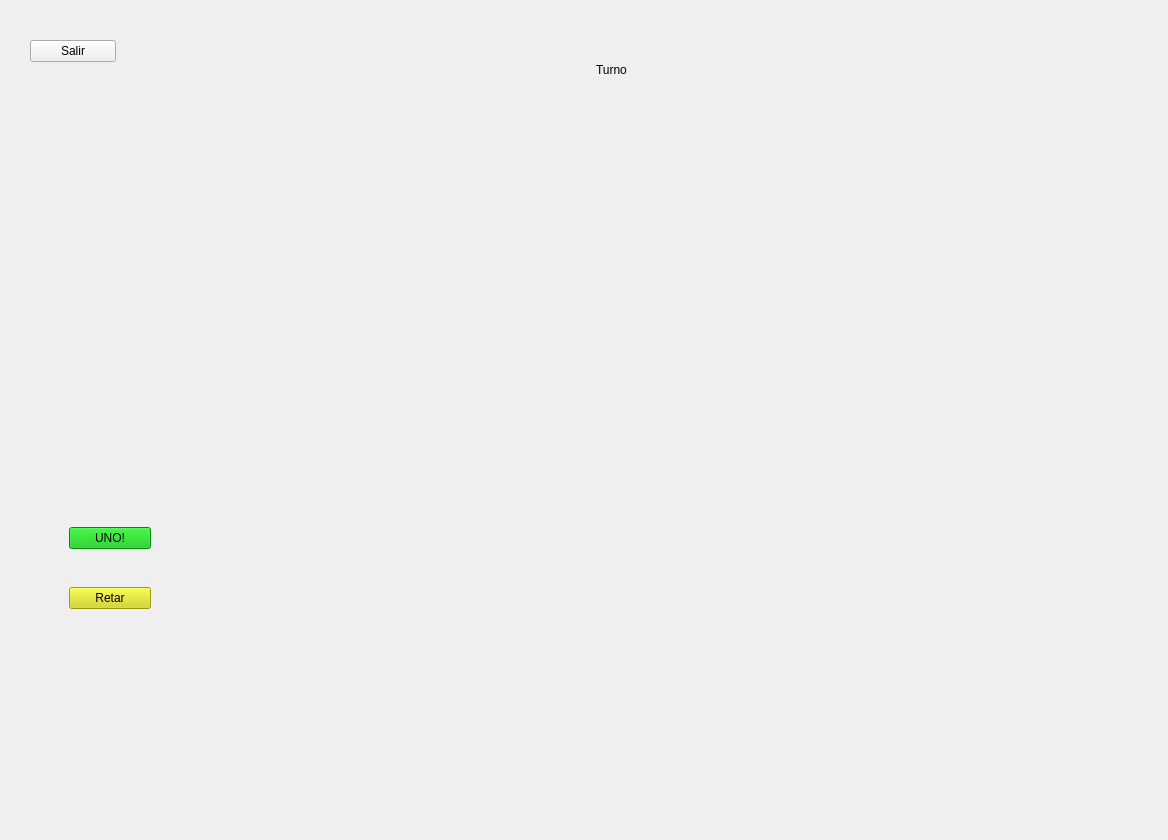
Above: Practica1-1s-2026-EDD/pantallajuego.ui from DanielRodriguezCUNOC/Practica-1-1S--2026-EDD before the change. Below: the same form after it.
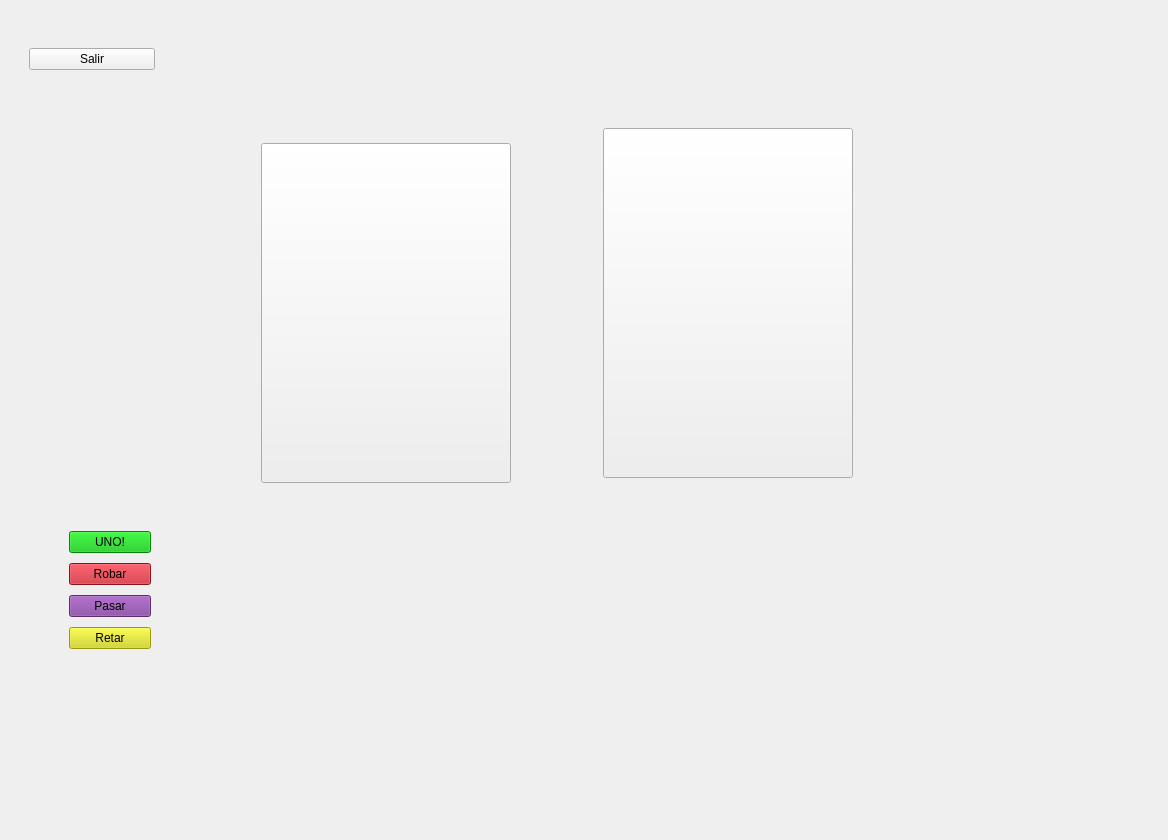
That is the form after the change. Custom widgets are drawn as their Qt base class.

Commit message: Implementado barajeo de cartas

```diff
--- a/Practica1-1s-2026-EDD/pantallajuego.ui
+++ b/Practica1-1s-2026-EDD/pantallajuego.ui
@@ -19,8 +19,6 @@
   <property name="windowTitle">
    <string>Form</string>
   </property>
-  <layout class="QVBoxLayout" name="verticalLayout_5">
-   <item>
     <layout class="QVBoxLayout" name="verticalLayout_4">
      <item>
       <layout class="QHBoxLayout" name="horizontalLayout_2">
@@ -38,15 +36,8 @@
            <height>16777215</height>
           </size>
          </property>
-         <widget class="QWidget" name="layoutWidget">
-          <property name="geometry">
-           <rect>
-            <x>10</x>
-            <y>10</y>
-            <width>510</width>
-            <height>456</height>
-           </rect>
-          </property>
+       <layout class="QVBoxLayout" name="verticalLayout_10">
+        <item>
           <layout class="QVBoxLayout" name="verticalLayout_7">
            <item>
             <layout class="QHBoxLayout" name="horizontalLayout_3">
@@ -77,16 +68,6 @@
            </item>
            <item>
             <layout class="QHBoxLayout" name="horizontalLayout_4">
-             <item>
-              <widget class="QWidget" name="widget_7" native="true">
-               <property name="minimumSize">
-                <size>
-                 <width>150</width>
-                 <height>350</height>
-                </size>
-               </property>
-              </widget>
-             </item>
              <item>
               <widget class="QWidget" name="pilaCartas" native="true">
                <property name="minimumSize">
@@ -95,12 +76,64 @@
                  <height>390</height>
                 </size>
                </property>
-              </widget>
-             </item>
+              <layout class="QHBoxLayout" name="horizontalLayout_5">
+               <item>
+                <widget class="QWidget" name="widget_7" native="true">
+                 <property name="minimumSize">
+                  <size>
+                   <width>0</width>
+                   <height>0</height>
+                  </size>
+                 </property>
+                </widget>
+               </item>
+               <item>
+                <layout class="QVBoxLayout" name="verticalLayout_11">
+                 <item>
+                  <widget class="QWidget" name="widget_5" native="true">
+                   <property name="minimumSize">
+                    <size>
+                     <width>300</width>
+                     <height>20</height>
+                    </size>
+                   </property>
+                   <property name="maximumSize">
+                    <size>
+                     <width>300</width>
+                     <height>20</height>
+                    </size>
+                   </property>
+                  </widget>
+                 </item>
+                 <item>
+                  <widget class="QPushButton" name="btnDescarte">
+                   <property name="minimumSize">
+                    <size>
+                     <width>250</width>
+                     <height>300</height>
+                    </size>
+                   </property>
+                   <property name="maximumSize">
+                    <size>
+                     <width>250</width>
+                     <height>340</height>
+                    </size>
+                   </property>
+                   <property name="text">
+                    <string/>
+                   </property>
+                  </widget>
+                 </item>
             </layout>
            </item>
           </layout>
          </widget>
+            </item>
+           </layout>
+          </item>
+         </layout>
+        </item>
+       </layout>
         </widget>
        </item>
        <item>
@@ -117,25 +150,44 @@
            <height>16777215</height>
           </size>
          </property>
-         <layout class="QVBoxLayout" name="verticalLayout_9">
+       <layout class="QHBoxLayout" name="horizontalLayout_7">
           <item>
            <layout class="QVBoxLayout" name="verticalLayout_8">
             <item>
              <widget class="QLabel" name="lblMostrarNombre">
               <property name="minimumSize">
                <size>
-                <width>300</width>
-                <height>100</height>
+              <width>50</width>
+              <height>40</height>
                </size>
               </property>
               <property name="maximumSize">
                <size>
-                <width>300</width>
-                <height>100</height>
+              <width>200</width>
+              <height>40</height>
                </size>
               </property>
               <property name="text">
-               <string>Turno</string>
+             <string/>
+            </property>
+           </widget>
+          </item>
+          <item>
+           <widget class="QLabel" name="lblCantidadCartas">
+            <property name="minimumSize">
+             <size>
+              <width>100</width>
+              <height>40</height>
+             </size>
+            </property>
+            <property name="maximumSize">
+             <size>
+              <width>200</width>
+              <height>40</height>
+             </size>
+            </property>
+            <property name="text">
+             <string/>
               </property>
              </widget>
             </item>
@@ -147,6 +199,43 @@
                 <height>320</height>
                </size>
               </property>
+            <layout class="QHBoxLayout" name="horizontalLayout_6">
+             <item>
+              <widget class="QPushButton" name="btnMazo">
+               <property name="minimumSize">
+                <size>
+                 <width>250</width>
+                 <height>300</height>
+                </size>
+               </property>
+               <property name="maximumSize">
+                <size>
+                 <width>250</width>
+                 <height>350</height>
+                </size>
+               </property>
+               <property name="text">
+                <string/>
+               </property>
+              </widget>
+             </item>
+             <item>
+              <widget class="QWidget" name="widget_10" native="true">
+               <property name="minimumSize">
+                <size>
+                 <width>280</width>
+                 <height>0</height>
+                </size>
+               </property>
+               <property name="maximumSize">
+                <size>
+                 <width>280</width>
+                 <height>16777215</height>
+                </size>
+               </property>
+              </widget>
+             </item>
+            </layout>
              </widget>
             </item>
            </layout>
@@ -180,7 +269,7 @@
               <property name="maximumSize">
                <size>
                 <width>100</width>
-                <height>100</height>
+              <height>150</height>
                </size>
               </property>
               <layout class="QVBoxLayout" name="verticalLayout_2">
@@ -197,17 +286,26 @@
                 </widget>
                </item>
                <item>
-                <spacer name="verticalSpacer">
-                 <property name="orientation">
-                  <enum>Qt::Orientation::Vertical</enum>
-                 </property>
-                 <property name="sizeHint" stdset="0">
-                  <size>
-                   <width>20</width>
-                   <height>10</height>
-                  </size>
-                 </property>
-                </spacer>
+              <widget class="BotonAnimado" name="btnRobarCarta">
+               <property name="styleSheet">
+                <string notr="true">background-color:rgb(192, 28, 40);
+color: black;</string>
+               </property>
+               <property name="text">
+                <string>Robar</string>
+               </property>
+              </widget>
+             </item>
+             <item>
+              <widget class="BotonAnimado" name="btnPasarTurno">
+               <property name="styleSheet">
+                <string notr="true">background-color:rgb(129, 61, 156);
+color:Black;</string>
+               </property>
+               <property name="text">
+                <string>Pasar</string>
+               </property>
+              </widget>
                </item>
                <item>
                 <widget class="BotonAnimado" name="pushButton">
@@ -223,22 +321,6 @@
               </layout>
              </widget>
             </item>
-            <item>
-             <widget class="QWidget" name="widget_5" native="true">
-              <property name="minimumSize">
-               <size>
-                <width>100</width>
-                <height>0</height>
-               </size>
-              </property>
-              <property name="maximumSize">
-               <size>
-                <width>100</width>
-                <height>16777215</height>
-               </size>
-              </property>
-             </widget>
-            </item>
             <item>
              <widget class="QWidget" name="widget_6" native="true">
               <property name="minimumSize">
@@ -277,8 +359,6 @@
         </item>
        </layout>
       </widget>
-     </item>
-    </layout>
    </item>
   </layout>
  </widget>
```
Left out of the diff: 2 changed lines with no effect on the pictures. Lines whose indentation alone changed are shown as unchanged. The commit also changes 93 other files.
